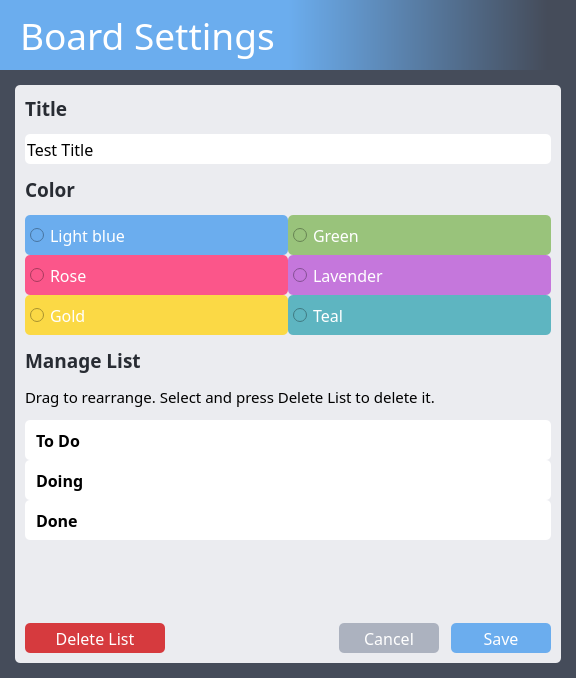
dulapahv/Kanbaru, file src/ui/board_settings.ui: the form before one commit.
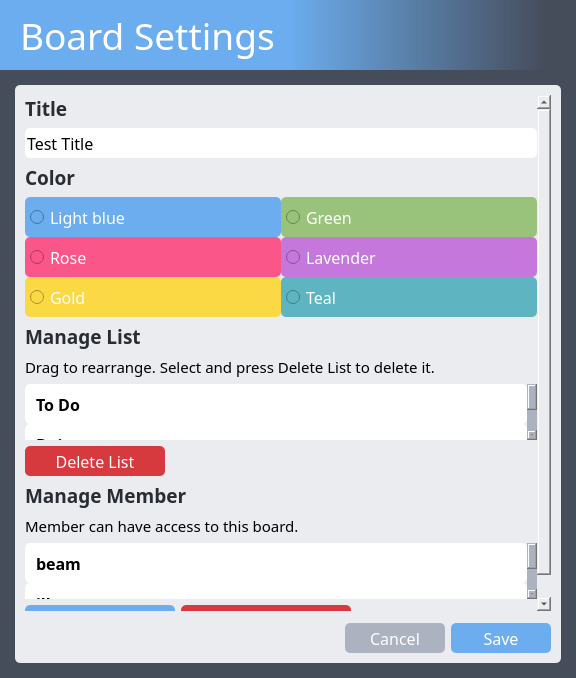
The form after the commit.

```diff
--- a/src/ui/board_settings.ui
+++ b/src/ui/board_settings.ui
@@ -98,6 +98,56 @@
            <number>10</number>
           </property>
           <item>
+           <widget class="QScrollArea" name="scrollArea">
+            <property name="sizePolicy">
+             <sizepolicy hsizetype="Expanding" vsizetype="MinimumExpanding">
+              <horstretch>0</horstretch>
+              <verstretch>0</verstretch>
+             </sizepolicy>
+            </property>
+            <property name="styleSheet">
+             <string notr="true">QScrollBar:vertical {width: 10px; margin: 0px 0px 0px 0px; background-color: #acb2bf}
+QScrollBar:horizontal {height: 10px; margin: 0px 0px 0px 0px; background-color: #acb2bf}</string>
+            </property>
+            <property name="horizontalScrollBarPolicy">
+             <enum>Qt::ScrollBarAlwaysOff</enum>
+            </property>
+            <property name="widgetResizable">
+             <bool>true</bool>
+            </property>
+            <widget class="QWidget" name="scrollAreaWidgetContents">
+             <property name="geometry">
+              <rect>
+               <x>0</x>
+               <y>0</y>
+               <width>526</width>
+               <height>514</height>
+              </rect>
+             </property>
+             <layout class="QVBoxLayout" name="verticalLayout_4">
+              <property name="spacing">
+               <number>0</number>
+              </property>
+              <property name="leftMargin">
+               <number>0</number>
+              </property>
+              <property name="topMargin">
+               <number>0</number>
+              </property>
+              <property name="rightMargin">
+               <number>0</number>
+              </property>
+              <property name="bottomMargin">
+               <number>0</number>
+              </property>
+              <item>
+               <layout class="QVBoxLayout" name="verticalLayout_8">
+                <item>
+                 <layout class="QVBoxLayout" name="verticalLayout_2">
+                  <property name="spacing">
+                   <number>6</number>
+                  </property>
+                  <item>
            <widget class="QLabel" name="label">
             <property name="font">
              <font>
@@ -137,10 +187,6 @@
            </widget>
           </item>
           <item>
-           <layout class="QHBoxLayout" name="horizontalLayout_3">
-            <item>
-             <layout class="QVBoxLayout" name="verticalLayout_2">
-              <item>
                <widget class="QLabel" name="label_7">
                 <property name="font">
                  <font>
@@ -380,7 +426,7 @@
                  </font>
                 </property>
                 <property name="styleSheet">
-                 <string notr="true">QListWidget::item {height: 40px; padding: 0px 0px 0px 8px}
+                     <string notr="true">QListWidget::item {height: 40px; padding: 0px 8px 0px 8px}
 QListWidget::item {background-color: #ffffff; color: #000000; border-radius: 5px}
 QListWidget::item:hover {background-color: #f4f5f7; color: #000000}
 QListWidget::item:selected {background-color: #cccccc; color: #000000}
@@ -442,12 +488,6 @@
                 </item>
                </widget>
               </item>
-             </layout>
-            </item>
-           </layout>
-          </item>
-          <item>
-           <layout class="QHBoxLayout" name="horizontalLayout">
             <item>
              <widget class="QPushButton" name="pushButton_6">
               <property name="sizePolicy">
@@ -481,14 +521,245 @@
              </widget>
             </item>
             <item>
+                   <widget class="QLabel" name="label_9">
+                    <property name="font">
+                     <font>
+                      <family>Torus Pro</family>
+                      <pointsize>14</pointsize>
+                      <bold>true</bold>
+                     </font>
+                    </property>
+                    <property name="styleSheet">
+                     <string notr="true">color: #282c33;</string>
+                    </property>
+                    <property name="text">
+                     <string>Manage Member</string>
+                    </property>
+                   </widget>
+                  </item>
+                  <item>
+                   <widget class="QLabel" name="label_4">
+                    <property name="font">
+                     <font>
+                      <family>Torus Pro</family>
+                      <pointsize>11</pointsize>
+                     </font>
+                    </property>
+                    <property name="text">
+                     <string>Member can have access to this board.</string>
+                    </property>
+                   </widget>
+                  </item>
+                  <item>
+                   <spacer name="verticalSpacer">
+                    <property name="orientation">
+                     <enum>Qt::Vertical</enum>
+                    </property>
+                    <property name="sizeHint" stdset="0">
+                     <size>
+                      <width>20</width>
+                      <height>40</height>
+                     </size>
+                    </property>
+                   </spacer>
+                  </item>
+                  <item>
+                   <widget class="QListWidget" name="listWidget_2">
+                    <property name="font">
+                     <font>
+                      <family>Torus Pro</family>
+                      <pointsize>12</pointsize>
+                      <bold>true</bold>
+                     </font>
+                    </property>
+                    <property name="styleSheet">
+                     <string notr="true">QListWidget::item {height: 40px; padding: 0px 8px 0px 8px}
+QListWidget::item {background-color: #ffffff; color: #000000; border-radius: 5px}
+QListWidget::item:hover {background-color: #f4f5f7; color: #000000}
+QListWidget::item:selected {background-color: #cccccc; color: #000000}
+QScrollBar:vertical {width: 10px; margin: 0px 0px 0px 0px; background-color: #acb2bf}</string>
+                    </property>
+                    <property name="frameShape">
+                     <enum>QFrame::NoFrame</enum>
+                    </property>
+                    <property name="editTriggers">
+                     <set>QAbstractItemView::NoEditTriggers</set>
+                    </property>
+                    <property name="showDropIndicator" stdset="0">
+                     <bool>false</bool>
+                    </property>
+                    <property name="dragEnabled">
+                     <bool>false</bool>
+                    </property>
+                    <property name="selectionMode">
+                     <enum>QAbstractItemView::ExtendedSelection</enum>
+                    </property>
+                    <property name="verticalScrollMode">
+                     <enum>QAbstractItemView::ScrollPerPixel</enum>
+                    </property>
+                    <property name="horizontalScrollMode">
+                     <enum>QAbstractItemView::ScrollPerPixel</enum>
+                    </property>
+                    <property name="isWrapping" stdset="0">
+                     <bool>false</bool>
+                    </property>
+                    <property name="spacing">
+                     <number>5</number>
+                    </property>
+                    <property name="uniformItemSizes">
+                     <bool>true</bool>
+                    </property>
+                    <property name="wordWrap">
+                     <bool>true</bool>
+                    </property>
+                    <property name="selectionRectVisible">
+                     <bool>true</bool>
+                    </property>
+                    <property name="sortingEnabled">
+                     <bool>true</bool>
+                    </property>
+                    <item>
+                     <property name="text">
+                      <string>beam</string>
+                     </property>
+                     <property name="flags">
+                      <set>ItemIsSelectable|ItemIsEditable|ItemIsDragEnabled|ItemIsUserCheckable|ItemIsEnabled</set>
+                     </property>
+                    </item>
+                    <item>
+                     <property name="text">
+                      <string>illya</string>
+                     </property>
+                     <property name="flags">
+                      <set>ItemIsSelectable|ItemIsEditable|ItemIsDragEnabled|ItemIsUserCheckable|ItemIsEnabled</set>
+                     </property>
+                    </item>
+                    <item>
+                     <property name="text">
+                      <string>spiral</string>
+                     </property>
+                     <property name="flags">
+                      <set>ItemIsSelectable|ItemIsEditable|ItemIsDragEnabled|ItemIsUserCheckable|ItemIsEnabled</set>
+                     </property>
+                    </item>
+                   </widget>
+                  </item>
+                  <item>
+                   <layout class="QHBoxLayout" name="horizontalLayout_2">
+                    <item>
+                     <widget class="QPushButton" name="pushButton_8">
+                      <property name="sizePolicy">
+                       <sizepolicy hsizetype="Fixed" vsizetype="Fixed">
+                        <horstretch>0</horstretch>
+                        <verstretch>0</verstretch>
+                       </sizepolicy>
+                      </property>
+                      <property name="minimumSize">
+                       <size>
+                        <width>150</width>
+                        <height>30</height>
+                       </size>
+                      </property>
+                      <property name="font">
+                       <font>
+                        <family>Torus Pro</family>
+                        <pointsize>12</pointsize>
+                       </font>
+                      </property>
+                      <property name="cursor">
+                       <cursorShape>PointingHandCursor</cursorShape>
+                      </property>
+                      <property name="styleSheet">
+                       <string notr="true">QPushButton {background-color: #6badee; color: #ffffff; border-radius: 5px}
+QPushButton:hover {background-color: #5487bb;}</string>
+                      </property>
+                      <property name="text">
+                       <string>Add Member</string>
+                      </property>
+                     </widget>
+                    </item>
+                    <item>
+                     <widget class="QPushButton" name="pushButton_7">
+                      <property name="sizePolicy">
+                       <sizepolicy hsizetype="Fixed" vsizetype="Fixed">
+                        <horstretch>0</horstretch>
+                        <verstretch>0</verstretch>
+                       </sizepolicy>
+                      </property>
+                      <property name="minimumSize">
+                       <size>
+                        <width>170</width>
+                        <height>30</height>
+                       </size>
+                      </property>
+                      <property name="font">
+                       <font>
+                        <family>Torus Pro</family>
+                        <pointsize>12</pointsize>
+                       </font>
+                      </property>
+                      <property name="cursor">
+                       <cursorShape>PointingHandCursor</cursorShape>
+                      </property>
+                      <property name="styleSheet">
+                       <string notr="true">QPushButton {background-color: #d63a3e; color: #ffffff; border-radius: 5px}
+QPushButton:hover {background-color: #9e2a2a;}</string>
+                      </property>
+                      <property name="text">
+                       <string>Delete Member</string>
+                      </property>
+                     </widget>
+                    </item>
+                    <item>
+                     <spacer name="horizontalSpacer_2">
+                      <property name="orientation">
+                       <enum>Qt::Horizontal</enum>
+                      </property>
+                      <property name="sizeHint" stdset="0">
+                       <size>
+                        <width>40</width>
+                        <height>20</height>
+                       </size>
+                      </property>
+                     </spacer>
+                    </item>
+                   </layout>
+                  </item>
+                  <item>
+                   <spacer name="verticalSpacer_2">
+                    <property name="orientation">
+                     <enum>Qt::Vertical</enum>
+                    </property>
+                    <property name="sizeHint" stdset="0">
+                     <size>
+                      <width>20</width>
+                      <height>40</height>
+                     </size>
+                    </property>
+                   </spacer>
+                  </item>
+                 </layout>
+                </item>
+               </layout>
+              </item>
+             </layout>
+            </widget>
+           </widget>
+          </item>
+          <item>
+           <layout class="QHBoxLayout" name="horizontalLayout">
+            <property name="spacing">
+             <number>6</number>
+            </property>
+            <item>
              <spacer name="horizontalSpacer">
               <property name="orientation">
                <enum>Qt::Horizontal</enum>
               </property>
               <property name="sizeHint" stdset="0">
                <size>
-                <width>0</width>
-                <height>0</height>
+                <width>40</width>
+                <height>20</height>
                </size>
               </property>
              </spacer>
```
Left out of the diff: 14 changed lines with no effect on the pictures. Lines whose indentation alone changed are shown as unchanged.
